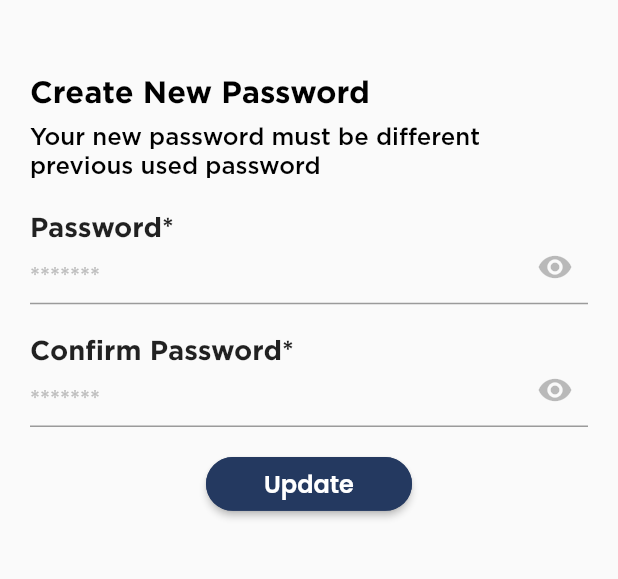
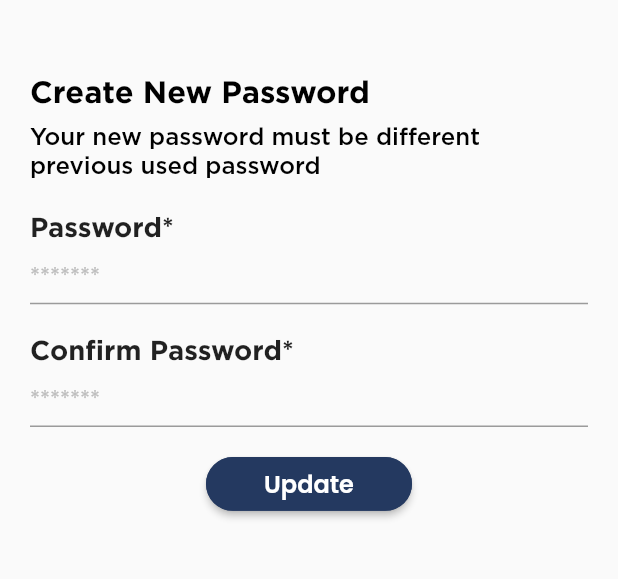
Before and after one commit to kainatsghar/tcs-alumni-flutter, a Flutter app: the ForgetPasswordScreen screen opened directly with empty values, on a phone screen of 412 x 824 dp, the part 179-758 px from its top. Run offline on Flutter 3.47's test engine with Material 2 defaults, Android fonts, the phone set to English and light mode, and no system bars; our stand-ins replace audioplayers, bubble, cached_network_image, card_swiper, cloud_firestore, connectivity_plus and 37 more; missing offline and left inert: app_settings, audio_session, cloud_firestore_web, connectivity_plus_web, device_info_plus_web, firebase_auth_web and 22 more; accounts and stored records are empty; generated files the repository leaves out were written again; network calls fail; project files that could hold a hidden picture were left out.

```diff
--- a/lib/Views/forget_password_screen.dart
+++ b/lib/Views/forget_password_screen.dart
@@ -302,8 +302,6 @@ class _ForgetPasswordScreenState extends State<ForgetPasswordScreen> {
       crossAxisAlignment: CrossAxisAlignment.start,
       children: [
         WidgetStyle.signUpName(title: 'Password*'),
-        Stack(
-          children: [
         TextFormField(
           validator: (value) {
             return value!.isEmpty ? 'Password is required' : null;
@@ -315,20 +313,7 @@ class _ForgetPasswordScreenState extends State<ForgetPasswordScreen> {
           obscureText: showPass,
           obscuringCharacter: '*',
           decoration: WidgetStyle.passwordEyeDecoration(seeEye: showPass, onPressed: toggle),
-            ),
-            Positioned(
-              right: 10,
-              top: 5,
-              child: GestureDetector(
-                onTap: toggle,
-                child: Icon(
-                  Icons.remove_red_eye,
-                  color: showPass ? AppColor.black26 : AppColor.primaryColor,
-                ),
-              ),
-            ),
-          ],
-        ),
+        )
       ],
     );
   }
@@ -339,8 +324,6 @@ class _ForgetPasswordScreenState extends State<ForgetPasswordScreen> {
       crossAxisAlignment: CrossAxisAlignment.start,
       children: [
         WidgetStyle.signUpName(title: 'Confirm Password*'),
-        Stack(
-          children: [
         TextFormField(
           validator: (value) {
             return value!.isEmpty
@@ -356,19 +339,6 @@ class _ForgetPasswordScreenState extends State<ForgetPasswordScreen> {
           obscureText: showPass2,
           obscuringCharacter: '*',
           decoration: WidgetStyle.passwordEyeDecoration(seeEye: showPass2, onPressed: toggle2),
-            ),
-            Positioned(
-              right: 10,
-              top: 5,
-              child: GestureDetector(
-                onTap: toggle2,
-                child: Icon(
-                  Icons.remove_red_eye,
-                  color: showPass2 ? AppColor.black26 : AppColor.primaryColor,
-                ),
-              ),
-            ),
-          ],
         ),
       ],
     );
@@ -393,4 +363,5 @@ class _ForgetPasswordScreenState extends State<ForgetPasswordScreen> {
       }
     }
   }
+
 }
```
Also changed, not shown: lib/Views/signup_screens/sign_up_boss/signup_search_screen.dart (+10 -5 lines), lib/utils/app_constants.dart (+3 -6 lines), assets/icons/hidden_eye.png (added), assets/icons/password_eye.png (added), 2 other files. Lines whose indentation alone changed are shown as unchanged.
